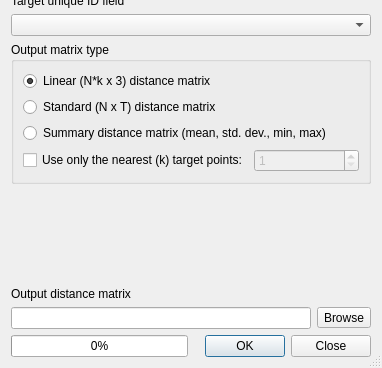
Old version of the form qgis/python/plugins/fTools/tools/frmPointDistance.ui in the repository sourcepole/qgis; both pictures show x 0 to 382 and y 161 to 529 of the 382 by 529 pixel window.
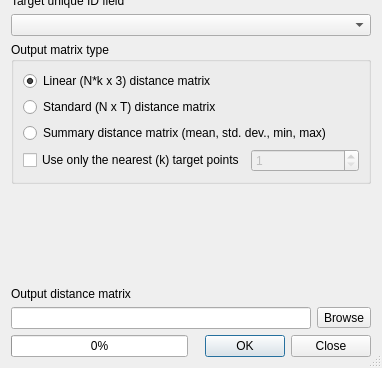
New version of the form.

The edit to the form file:
```diff
--- a/qgis/python/plugins/fTools/tools/frmPointDistance.ui
+++ b/qgis/python/plugins/fTools/tools/frmPointDistance.ui
@@ -108,7 +108,7 @@
       <item row="3" column="0" >
        <widget class="QCheckBox" name="chkNearest" >
         <property name="text" >
-         <string>Use only the nearest (k) target points:</string>
+         <string>Use only the nearest (k) target points</string>
         </property>
        </widget>
       </item>
```
